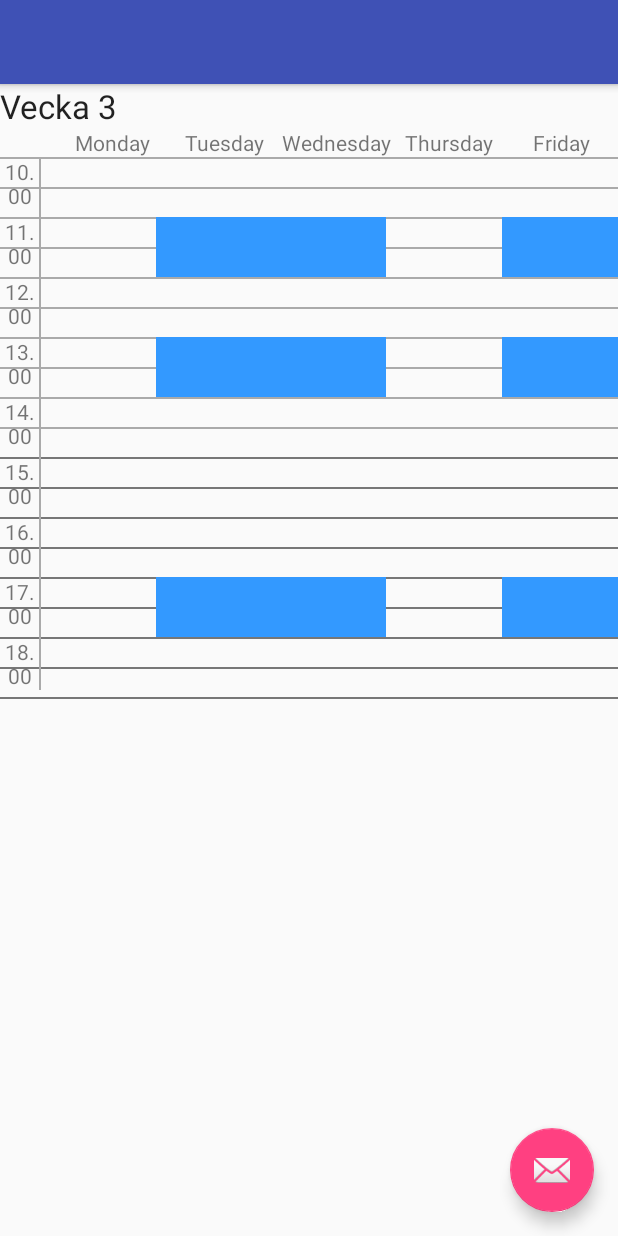
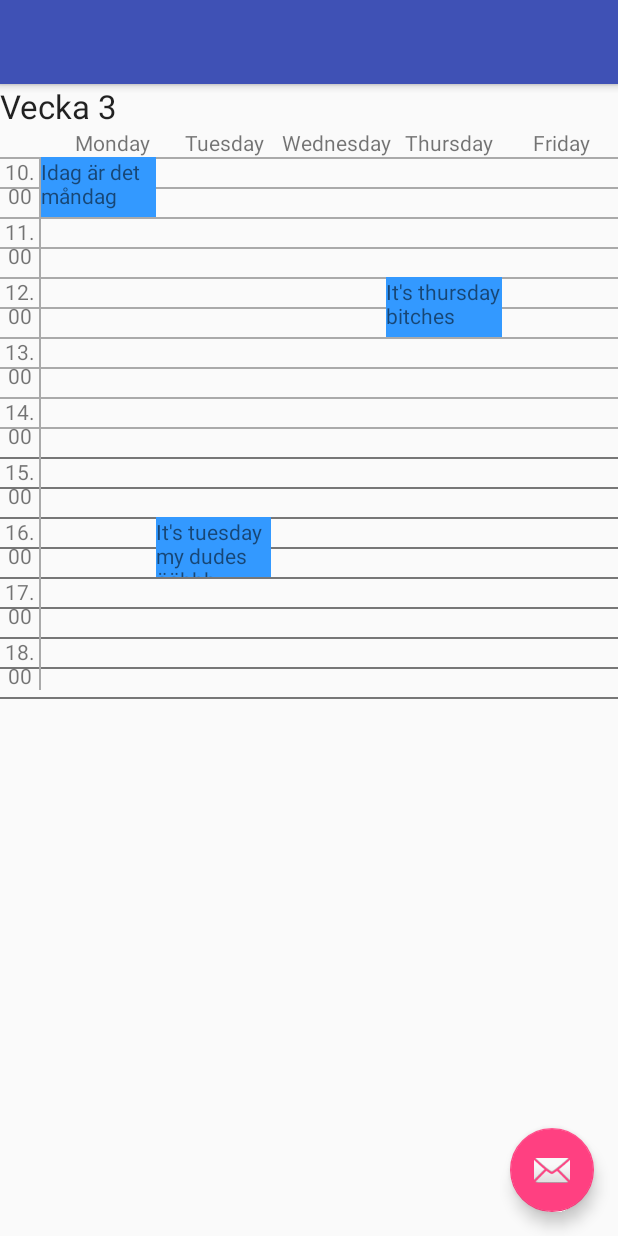
Before and after one commit to raho1501/skolprojekt, an Android app: the screen it shows after launch (WeekView), after a tap on "Veckans Schema", on a phone screen of 412 x 824 dp. Run offline under Robolectric (Android 15) with nearby library versions, the light colour scheme and no system bars; 1 other tap on this screen came first.

Commit message:
Fixed booking in weekview
Händelser går nu att lägga in i veckoschemat

```diff
--- a/AlphaGuitarrprojectSprint2/app/src/main/java/com/example/limeman/alphaguitarrprojectsprint2/BokaHandelse.java
+++ b/AlphaGuitarrprojectSprint2/app/src/main/java/com/example/limeman/alphaguitarrprojectsprint2/BokaHandelse.java
@@ -14,6 +14,7 @@ import java.util.Arrays;
 
 /**
  * Created by Limeman on 9/27/2017.
+ * BokaHandelse class used to receive bookings from the user
  */
 
 public class BokaHandelse extends Activity implements DatePickerFragment.OnCompleteListener, TimePickerFragment.OnCompleteTimeListener {
--- a/AlphaGuitarrprojectSprint2/app/src/main/java/com/example/limeman/alphaguitarrprojectsprint2/BookingContainer.java
+++ b/AlphaGuitarrprojectSprint2/app/src/main/java/com/example/limeman/alphaguitarrprojectsprint2/BookingContainer.java
@@ -35,7 +35,7 @@ public class BookingContainer {
         Calendar c = Calendar.getInstance();
         c.set(year, month-1 ,day);
 
-        SimpleDateFormat tempday = new SimpleDateFormat("EEEE", Locale.ENGLISH);
+        SimpleDateFormat tempday = new SimpleDateFormat("EEE", Locale.ENGLISH);
         dayOfWeek = tempday.format(c.getTime());
     }
 }
--- a/AlphaGuitarrprojectSprint2/app/src/main/java/com/example/limeman/alphaguitarrprojectsprint2/MainActivity.java
+++ b/AlphaGuitarrprojectSprint2/app/src/main/java/com/example/limeman/alphaguitarrprojectsprint2/MainActivity.java
@@ -83,7 +83,7 @@ public class MainActivity extends AppCompatActivity
 
         if (id == R.id.weekView) {
             Intent i = new Intent(this, WeekView.class);
-            startActivity(i);
+            startActivityForResult(i, 1);
 
         } else if (id == R.id.bokaHandelse) {
 
--- a/AlphaGuitarrprojectSprint2/app/src/main/java/com/example/limeman/alphaguitarrprojectsprint2/WeekView.java
+++ b/AlphaGuitarrprojectSprint2/app/src/main/java/com/example/limeman/alphaguitarrprojectsprint2/WeekView.java
@@ -7,6 +7,8 @@ import android.view.View;
 import android.widget.LinearLayout;
 import android.widget.RelativeLayout;
 import android.widget.TextView;
+
+import org.w3c.dom.Text;
 
 import java.util.ArrayList;
 
@@ -45,9 +47,9 @@ public class WeekView extends Activity {
             }
         }
 
-        BookingContainer test1= new BookingContainer(1, "asdf", "10:00", "11:00", 2017, 10, 2);
-        BookingContainer test2= new BookingContainer(1, "asdf", "12:00", "13:00", 2017, 10, 5);
-        BookingContainer test3= new BookingContainer(1, "asdf", "16:00", "13:00", 2017, 10, 3);
+        BookingContainer test1= new BookingContainer(1, "Idag är det måndag", "10:00", "11:00", 2017, 10, 2);
+        BookingContainer test2= new BookingContainer(1, "It's thursday bitches", "12:00", "13:00", 2017, 10, 5);
+        BookingContainer test3= new BookingContainer(1, "It's tuesday my dudes ööhhh", "16:00", "13:00", 2017, 10, 3);
 
         BookingContainer b[] = {test1,test2,test3};
         fillData(b);
@@ -55,80 +57,50 @@ public class WeekView extends Activity {
 
 
     public void fillData(BookingContainer[] b){
-        ArrayList<Integer> timeCounter = new ArrayList<Integer>();
-        ArrayList<Integer> weekCounter = new ArrayList<Integer>();
+
+        Integer resId, timeIdentifier;
+        TextView tv;
 
         for (int i = 0; i < b.length; i++){
+
             switch (b[i].startTime){
                 case "10:00":
-                    timeCounter.add(1);
+                    timeIdentifier = 1;
                     break;
                 case "11:00":
-                    timeCounter.add(2);
+                    timeIdentifier = 2;
                     break;
                 case "12:00":
-                    timeCounter.add(3);
+                    timeIdentifier = 3;
                     break;
                 case "13:00":
-                    timeCounter.add(4);
+                    timeIdentifier = 4;
                     break;
                 case "14:00":
-                    timeCounter.add(5);
+                    timeIdentifier = 5;
                     break;
                 case "15:00":
-                    timeCounter.add(6);
+                    timeIdentifier = 6;
                     break;
                 case "16:00":
-                    timeCounter.add(7);
+                    timeIdentifier = 7;
                     break;
                 case "17:00":
-                    timeCounter.add(8);
+                    timeIdentifier = 8;
                     break;
                 default:
-                    timeCounter.add(0);
+                    timeIdentifier = 0;
                     System.out.println("ogiltig tid, får ej inparameter");
                     break;
-                }
-                switch (b[i].dayOfWeek){
-                case "Monday":
-                    weekCounter.add(1);
-                    break;
-                case "Tuesday":
-                    weekCounter.add(2);
-                    break;
-                case "Wednesday":
-                    weekCounter.add(3);
-                    break;
-                case "Thursday":
-                    weekCounter.add(4);
-                    break;
-                case "Friday":
-                    weekCounter.add(5);
-                    break;
-                default:
-                    System.out.println("day param not found");
-                    break;
+
             }
-            }
+            resId = getResources().getIdentifier(b[i].dayOfWeek + "Hour" + Integer.toString(timeIdentifier), "id", getPackageName());
+            tv = (TextView)findViewById(resId);
+            tv.setVisibility(View.VISIBLE);
+            tv.setText(b[i].info);
+        }
 
-        LinearLayout weekElem = (LinearLayout)findViewById(R.id.linearLayoutVecka);
-        int days = weekElem.getChildCount();
-        RelativeLayout currDay;
-        TextView currHour;
+    }
 
-            for (int i = 1; i <= days; i++){
-                currDay = (RelativeLayout)weekElem.getChildAt(i);
-                if (weekCounter.contains(i)){
-                    weekCounter.remove(weekCounter.indexOf(i));
-                    for (int j = 1; j <= 8; j++) {
-                        if (timeCounter.contains(j)){
-                            currHour = (TextView) currDay.getChildAt(j);
-                            currHour.setVisibility(View.VISIBLE);
 
-                        }
-                    }
-                }
-            }
-
-        }
 }
```
